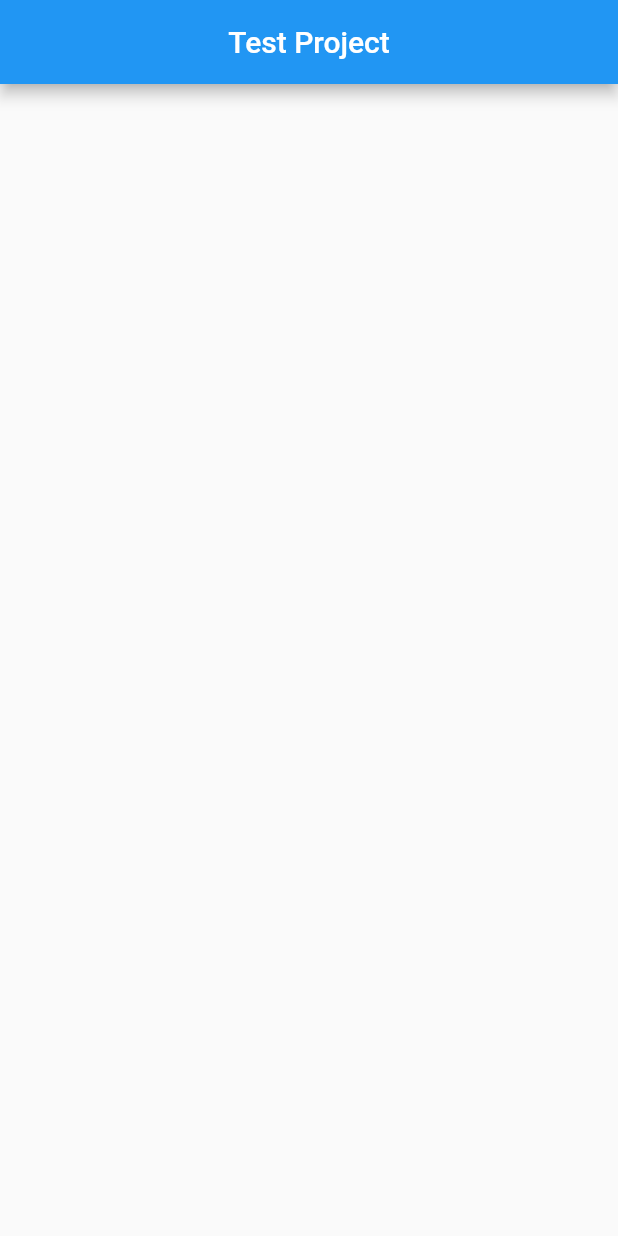
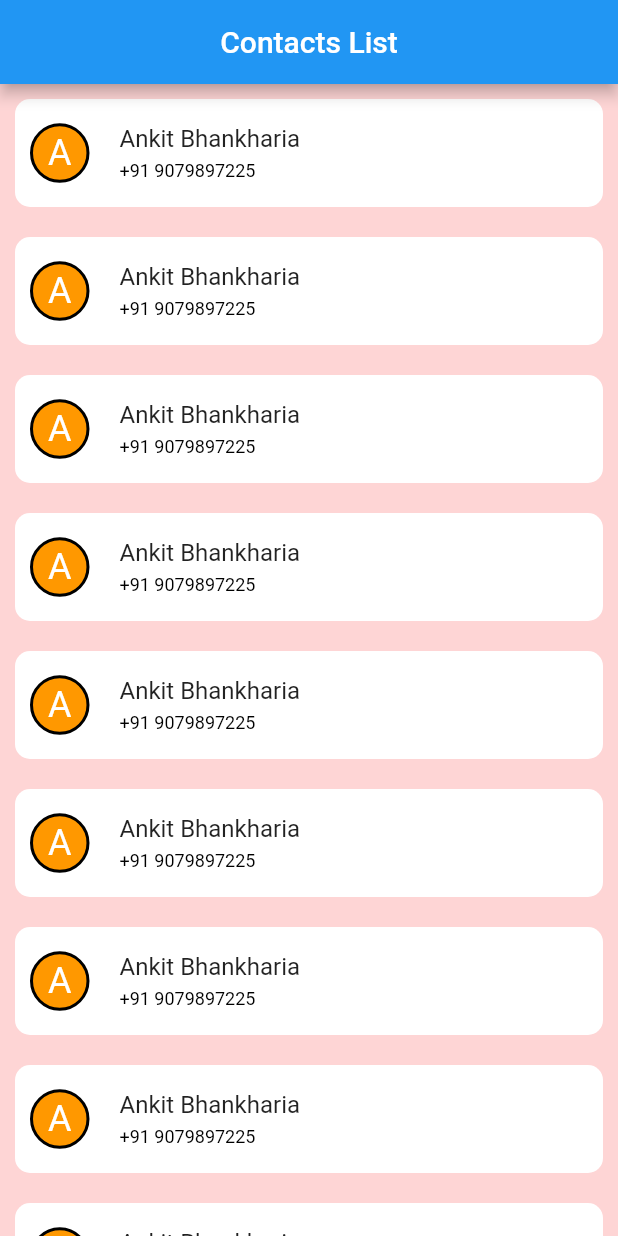
Before and after one commit to cupcake08/flutter_test_projects, a Flutter app: the screen it shows after launch, on a phone screen of 412 x 824 dp. Run offline on Flutter 3.47's test engine with Material 2 defaults, Android fonts, the phone set to English and light mode, and no system bars; our stand-ins replace shared_preferences.

Commit message:
:sparkles: more work

```diff
--- a/test_project_3/contacts_app/lib/main.dart
+++ b/test_project_3/contacts_app/lib/main.dart
@@ -1,13 +1,11 @@
+import 'package:flutter/material.dart';
+import 'package:contacts_app/screens/screens.dart';
+import 'package:contacts_app/utils/utils.dart';
 
-import 'package:flutter/material.dart';
-import 'dart:developer' as dev show log;
-
-void main() {
+Future<void> main() async {
+  WidgetsFlutterBinding.ensureInitialized();
+  await SharedPrefs.init();
   runApp(const MyApp());
-}
-
-extension Log on Object {
-  void log() => dev.log(toString());
 }
 
 class MyApp extends StatelessWidget {
@@ -15,28 +13,10 @@ class MyApp extends StatelessWidget {
 
   @override
   Widget build(BuildContext context) {
-    return const MaterialApp(
+    return MaterialApp(
       debugShowCheckedModeBanner: false,
+      // home: SharedPrefs.isUserLoggedIn() ? const Home() : const LoginScreen(),
       home: Home(),
     );
   }
 }
-
-class Home extends StatefulWidget {
-  const Home({Key? key}) : super(key: key);
-
-  @override
-  State<Home> createState() => _HomeState();
-}
-
-class _HomeState extends State<Home> {
-  @override
-  Widget build(BuildContext context) {
-    return Scaffold(
-      appBar: AppBar(
-        centerTitle: true,
-        title: const Text("Test Project"),
-      ),
-    );
-  }
-}
--- /dev/null
+++ b/test_project_3/contacts_app/lib/models/contact.dart
@@ -0,0 +1,49 @@
+import 'dart:convert';
+
+List<Contact> getContactsFromJson(String body) {
+  final data = json.decode(body)['result'] as List;
+  return List.generate(
+    data.length,
+    (index) => Contact.fromJson(data[index]),
+  );
+}
+
+class Contact {
+  String name;
+  int phone;
+  int countryCode;
+
+  Contact({
+    required this.name,
+    required this.phone,
+    required this.countryCode,
+  });
+
+  factory Contact.fromJson(Map<String, dynamic> json) => Contact(
+        name: json['name'],
+        phone: json['phone'],
+        countryCode: json['countryCode'],
+      );
+
+  Map<String, dynamic> toJson() => {
+        "name": name,
+        "phone": phone,
+        "countryCode": countryCode,
+      };
+}
+
+final contacts = [
+  Contact(name: "Ankit Bhankharia", phone: 9079897225, countryCode: 91),
+  Contact(name: "Ankit Bhankharia", phone: 9079897225, countryCode: 91),
+  Contact(name: "Ankit Bhankharia", phone: 9079897225, countryCode: 91),
+  Contact(name: "Ankit Bhankharia", phone: 9079897225, countryCode: 91),
+  Contact(name: "Ankit Bhankharia", phone: 9079897225, countryCode: 91),
+  Contact(name: "Ankit Bhankharia", phone: 9079897225, countryCode: 91),
+  Contact(name: "Ankit Bhankharia", phone: 9079897225, countryCode: 91),
+  Contact(name: "Ankit Bhankharia", phone: 9079897225, countryCode: 91),
+  Contact(name: "Ankit Bhankharia", phone: 9079897225, countryCode: 91),
+  Contact(name: "Ankit Bhankharia", phone: 9079897225, countryCode: 91),
+  Contact(name: "Ankit Bhankharia", phone: 9079897225, countryCode: 91),
+  Contact(name: "Ankit Bhankharia", phone: 9079897225, countryCode: 91),
+  Contact(name: "Ankit Bhankharia", phone: 9079897225, countryCode: 91),
+];
--- /dev/null
+++ b/test_project_3/contacts_app/lib/notifiers/contacts_notifier.dart
@@ -0,0 +1,8 @@
+import 'package:contacts_app/models/contact.dart';
+import 'package:flutter/material.dart';
+
+class ContactsNotifier extends ChangeNotifier {
+  final List<Contact>? _contacts = null;
+
+  List<Contact>? get contacts => _contacts;
+}
--- /dev/null
+++ b/test_project_3/contacts_app/lib/screens/home_screen.dart
@@ -0,0 +1,95 @@
+import 'package:contacts_app/models/contact.dart';
+import 'package:flutter/material.dart';
+
+class Home extends StatefulWidget {
+  const Home({Key? key}) : super(key: key);
+
+  @override
+  State<Home> createState() => _HomeState();
+}
+
+class _HomeState extends State<Home> {
+  late final ScrollController _scrollController;
+
+  @override
+  void initState() {
+    super.initState();
+    _scrollController = ScrollController();
+    _scrollController.addListener(() => _scrollController);
+  }
+
+  _scrollListener() {}
+
+  @override
+  void dispose() {
+    _scrollController.dispose();
+    super.dispose();
+  }
+
+  @override
+  Widget build(BuildContext context) {
+    return Scaffold(
+      backgroundColor: const Color.fromARGB(255, 254, 213, 213),
+      appBar: AppBar(
+        centerTitle: true,
+        title: const Text("Contacts List"),
+      ),
+      body: ListView.builder(
+        itemCount: contacts.length,
+        controller: _scrollController,
+        itemBuilder: (context, index) {
+          return ContactWidget(contact: contacts[index]);
+        },
+      ),
+    );
+  }
+}
+
+class ContactWidget extends StatelessWidget {
+  const ContactWidget({super.key, required this.contact});
+  final Contact contact;
+
+  @override
+  Widget build(BuildContext context) {
+    return Container(
+      decoration: BoxDecoration(
+        borderRadius: BorderRadius.circular(10),
+        color: Colors.white,
+      ),
+      padding: const EdgeInsets.all(10),
+      margin: const EdgeInsets.all(10),
+      child: Row(
+        children: [
+          // user name image
+          Container(
+            decoration: BoxDecoration(
+              shape: BoxShape.circle,
+              color: Colors.orange,
+              border: Border.all(width: 2),
+            ),
+            padding: const EdgeInsets.all(10),
+            child: Text(
+              contact.name[0].toUpperCase(),
+              style: Theme.of(context).textTheme.headlineSmall!.copyWith(color: Colors.white),
+            ),
+          ),
+          const SizedBox(width: 20),
+          Column(
+            crossAxisAlignment: CrossAxisAlignment.start,
+            children: [
+              Text(
+                contact.name,
+                style: Theme.of(context).textTheme.titleMedium,
+              ),
+              const SizedBox(height: 5),
+              Text(
+                "+${contact.countryCode} ${contact.phone}",
+                style: Theme.of(context).textTheme.labelMedium,
+              ),
+            ],
+          ),
+        ],
+      ),
+    );
+  }
+}
--- /dev/null
+++ b/test_project_3/contacts_app/lib/screens/screens.dart
@@ -0,0 +1,2 @@
+export 'home_screen.dart';
+export 'login_screen.dart';
--- /dev/null
+++ b/test_project_3/contacts_app/lib/services/user_services.dart
@@ -0,0 +1,6 @@
+class UserServices {
+  // UserServices._();
+
+  // // login user
+  // Future<
+}
--- a/test_project_3/contacts_app/lib/utils/enums.dart
+++ b/test_project_3/contacts_app/lib/utils/enums.dart
@@ -4,3 +4,9 @@ enum HttpMethod {
   put,
   delete,
 }
+
+enum ApiStatus {
+  success,
+  waiting,
+  error,
+}
--- a/test_project_3/contacts_app/lib/utils/sharedprefs.dart
+++ b/test_project_3/contacts_app/lib/utils/sharedprefs.dart
@@ -9,6 +9,8 @@ class SharedPrefs {
     bool isCleared = await _clearStorage();
     return isCleared;
   }
+
+  static Future<void> init() async => storage = await SharedPreferences.getInstance();
 
   static Future<bool> _clearStorage() async => await storage.clear();
 
--- a/test_project_3/contacts_app/lib/utils/utils.dart
+++ b/test_project_3/contacts_app/lib/utils/utils.dart
@@ -2,3 +2,4 @@ export 'enums.dart';
 export 'network_manager.dart';
 export 'networking_urls.dart';
 export 'sharedprefs.dart';
+export 'extensions.dart';
--- a/test_project_3/contacts_app/pubspec.yaml
+++ b/test_project_3/contacts_app/pubspec.yaml
@@ -36,12 +36,6 @@ dependencies:
   shared_preferences: ^2.1.0
 
 dev_dependencies:
-
-  # The "flutter_lints" package below contains a set of recommended lints to
-  # encourage good coding practices. The lint set provided by the package is
-  # activated in the `analysis_options.yaml` file located at the root of your
-  # package. See that file for information about deactivating specific lint
-  # rules and activating additional ones.
   flutter_lints: ^2.0.0
   flutter_test:
     sdk: flutter
```
Also changed, not shown: test_project_3/contacts_app/lib/models/user.dart (added, +15 -0 lines), test_project_3/contacts_app/lib/screens/login_screen.dart (added, +103 -0 lines), test_project_3/contacts_app/lib/utils/extensions.dart (added, +12 -0 lines), 7 other files.
